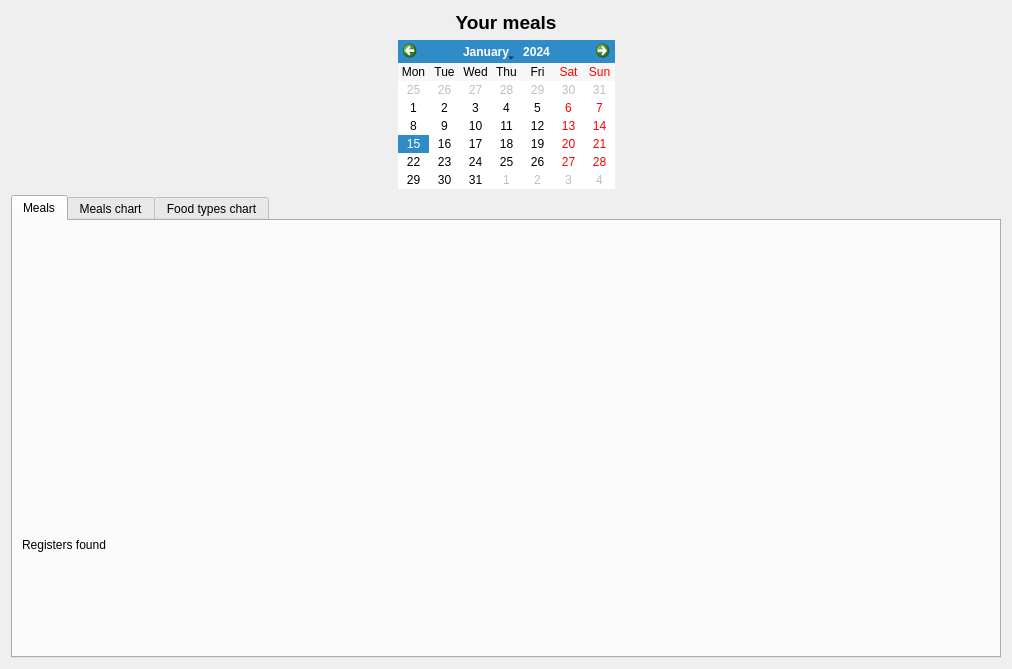
First picture: the form in caloriestracker/ui/wdgMeals.ui, repository turulomio/caloriestracker, before the edit.
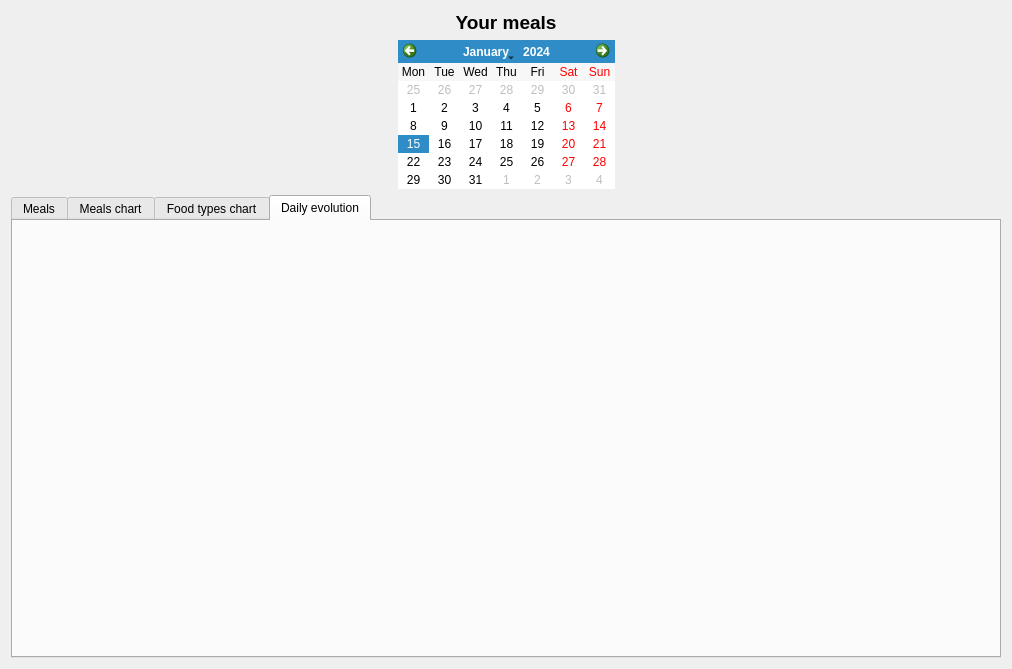
Second picture: the form after the edit. The open tabs and pages were chosen to show the change. Icons and pictures are not drawn. Custom widgets are drawn as their Qt base class.

Commit message: Added daily meal evolution chart

The edit to the form file:
```diff
--- a/caloriestracker/ui/wdgMeals.ui
+++ b/caloriestracker/ui/wdgMeals.ui
@@ -74,11 +74,11 @@
       </layout>
      </item>
      <item>
-      <widget class="QTabWidget" name="tabWidget">
+      <widget class="QTabWidget" name="tab">
        <property name="currentIndex">
         <number>0</number>
        </property>
-       <widget class="QWidget" name="tab">
+       <widget class="QWidget" name="tab_8">
         <attribute name="icon">
          <iconset resource="../images/caloriestracker.qrc">
           <normaloff>:/caloriestracker/meals.png</normaloff>:/caloriestracker/meals.png</iconset>
@@ -131,6 +131,20 @@
          </item>
         </layout>
        </widget>
+       <widget class="QWidget" name="tab_4">
+        <attribute name="icon">
+         <iconset resource="../images/caloriestracker.qrc">
+          <normaloff>:/caloriestracker/investment.png</normaloff>:/caloriestracker/investment.png</iconset>
+        </attribute>
+        <attribute name="title">
+         <string>Daily evolution</string>
+        </attribute>
+        <layout class="QHBoxLayout" name="horizontalLayout_6">
+         <item>
+          <widget class="VCTemporalSeries" name="wdgTS" native="true"/>
+         </item>
+        </layout>
+       </widget>
       </widget>
      </item>
     </layout>
@@ -210,6 +224,12 @@
    <header location="global">myqcharts</header>
    <container>1</container>
   </customwidget>
+  <customwidget>
+   <class>VCTemporalSeries</class>
+   <extends>QWidget</extends>
+   <header location="global">myqcharts</header>
+   <container>1</container>
+  </customwidget>
  </customwidgets>
  <resources>
   <include location="../images/caloriestracker.qrc"/>
```
The commit also changes 4 other files.
